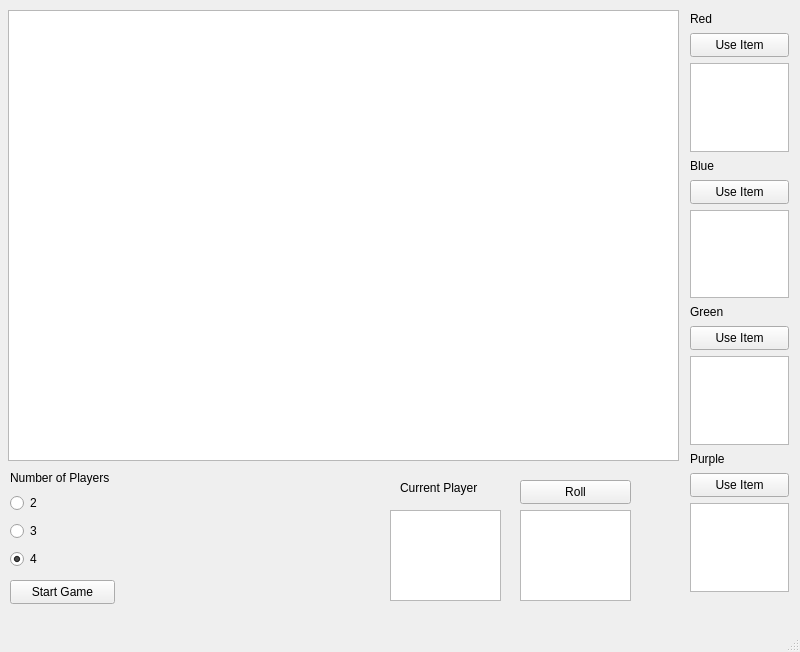
Old version of the form SuperSorry/mainwindow.ui in the repository aagr8868/SupperSorry-Qt.
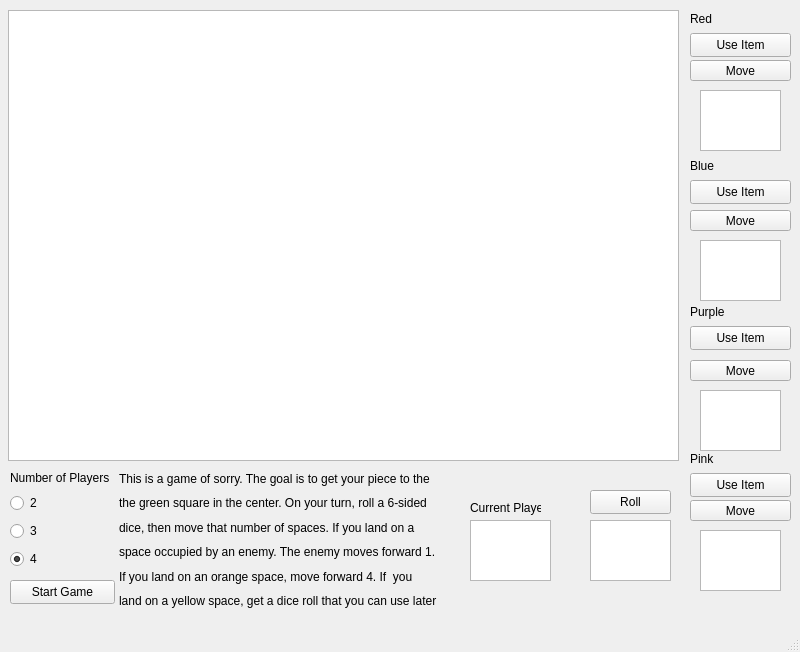
New version of the form.

Patch:
```diff
--- a/SuperSorry/mainwindow.ui
+++ b/SuperSorry/mainwindow.ui
@@ -24,22 +24,12 @@
      </rect>
     </property>
    </widget>
-   <widget class="QGraphicsView" name="GreenItem">
-    <property name="geometry">
-     <rect>
-      <x>690</x>
-      <y>356</y>
-      <width>99</width>
-      <height>89</height>
-     </rect>
-    </property>
-   </widget>
    <widget class="QPushButton" name="RedButton">
     <property name="geometry">
      <rect>
       <x>690</x>
       <y>33</y>
-      <width>99</width>
+      <width>101</width>
       <height>24</height>
      </rect>
     </property>
@@ -65,7 +55,7 @@
      <rect>
       <x>690</x>
       <y>180</y>
-      <width>99</width>
+      <width>101</width>
       <height>24</height>
      </rect>
     </property>
@@ -78,7 +68,7 @@
      <rect>
       <x>690</x>
       <y>473</y>
-      <width>99</width>
+      <width>101</width>
       <height>24</height>
      </rect>
     </property>
@@ -91,7 +81,7 @@
      <rect>
       <x>690</x>
       <y>326</y>
-      <width>99</width>
+      <width>101</width>
       <height>24</height>
      </rect>
     </property>
@@ -99,16 +89,6 @@
      <string>Use Item</string>
     </property>
    </widget>
-   <widget class="QGraphicsView" name="RedItem">
-    <property name="geometry">
-     <rect>
-      <x>690</x>
-      <y>63</y>
-      <width>99</width>
-      <height>89</height>
-     </rect>
-    </property>
-   </widget>
    <widget class="QLabel" name="BlueLable">
     <property name="geometry">
      <rect>
@@ -122,16 +102,6 @@
      <string>Blue</string>
     </property>
    </widget>
-   <widget class="QGraphicsView" name="PurpleItem">
-    <property name="geometry">
-     <rect>
-      <x>690</x>
-      <y>503</y>
-      <width>99</width>
-      <height>89</height>
-     </rect>
-    </property>
-   </widget>
    <widget class="QLabel" name="PurpleLable">
     <property name="geometry">
      <rect>
@@ -142,7 +112,7 @@
      </rect>
     </property>
     <property name="text">
-     <string>Purple</string>
+     <string>Pink</string>
     </property>
    </widget>
    <widget class="QLabel" name="GreenLable">
@@ -155,17 +125,7 @@
      </rect>
     </property>
     <property name="text">
-     <string>Green</string>
-    </property>
-   </widget>
-   <widget class="QGraphicsView" name="BlueItem">
-    <property name="geometry">
-     <rect>
-      <x>690</x>
-      <y>210</y>
-      <width>99</width>
-      <height>88</height>
-     </rect>
+     <string>Purple</string>
     </property>
    </widget>
    <widget class="QRadioButton" name="radioButton_2">
@@ -181,32 +141,22 @@
      <string>2</string>
     </property>
    </widget>
-   <widget class="QGraphicsView" name="ActivePlayerBox">
-    <property name="geometry">
-     <rect>
-      <x>520</x>
-      <y>510</y>
-      <width>111</width>
-      <height>91</height>
-     </rect>
-    </property>
-   </widget>
    <widget class="QTextBrowser" name="RollDisplay">
     <property name="geometry">
      <rect>
-      <x>390</x>
-      <y>510</y>
-      <width>111</width>
-      <height>91</height>
+      <x>590</x>
+      <y>520</y>
+      <width>81</width>
+      <height>61</height>
      </rect>
     </property>
    </widget>
    <widget class="QLabel" name="label_2">
     <property name="geometry">
      <rect>
-      <x>400</x>
-      <y>480</y>
-      <width>91</width>
+      <x>470</x>
+      <y>500</y>
+      <width>71</width>
       <height>16</height>
      </rect>
     </property>
@@ -259,9 +209,9 @@
    <widget class="QPushButton" name="RollButton">
     <property name="geometry">
      <rect>
-      <x>520</x>
-      <y>480</y>
-      <width>111</width>
+      <x>590</x>
+      <y>490</y>
+      <width>81</width>
       <height>24</height>
      </rect>
     </property>
@@ -282,6 +232,162 @@
      <string>Number of Players</string>
     </property>
    </widget>
+   <widget class="QPushButton" name="MoveButton">
+    <property name="geometry">
+     <rect>
+      <x>690</x>
+      <y>60</y>
+      <width>101</width>
+      <height>21</height>
+     </rect>
+    </property>
+    <property name="text">
+     <string>Move</string>
+    </property>
+   </widget>
+   <widget class="QPushButton" name="MoveButton_2">
+    <property name="geometry">
+     <rect>
+      <x>690</x>
+      <y>210</y>
+      <width>101</width>
+      <height>21</height>
+     </rect>
+    </property>
+    <property name="text">
+     <string>Move</string>
+    </property>
+   </widget>
+   <widget class="QPushButton" name="MoveButton_3">
+    <property name="geometry">
+     <rect>
+      <x>690</x>
+      <y>360</y>
+      <width>101</width>
+      <height>21</height>
+     </rect>
+    </property>
+    <property name="text">
+     <string>Move</string>
+    </property>
+   </widget>
+   <widget class="QPushButton" name="MoveButton_4">
+    <property name="geometry">
+     <rect>
+      <x>690</x>
+      <y>500</y>
+      <width>101</width>
+      <height>21</height>
+     </rect>
+    </property>
+    <property name="text">
+     <string>Move</string>
+    </property>
+   </widget>
+   <widget class="QTextBrowser" name="RedItem">
+    <property name="geometry">
+     <rect>
+      <x>700</x>
+      <y>90</y>
+      <width>81</width>
+      <height>61</height>
+     </rect>
+    </property>
+   </widget>
+   <widget class="QTextBrowser" name="BlueItem">
+    <property name="geometry">
+     <rect>
+      <x>700</x>
+      <y>240</y>
+      <width>81</width>
+      <height>61</height>
+     </rect>
+    </property>
+   </widget>
+   <widget class="QTextBrowser" name="PurpleItem">
+    <property name="geometry">
+     <rect>
+      <x>700</x>
+      <y>390</y>
+      <width>81</width>
+      <height>61</height>
+     </rect>
+    </property>
+   </widget>
+   <widget class="QTextBrowser" name="PinkItem">
+    <property name="geometry">
+     <rect>
+      <x>700</x>
+      <y>530</y>
+      <width>81</width>
+      <height>61</height>
+     </rect>
+    </property>
+   </widget>
+   <widget class="QTextBrowser" name="CurrentPlayer">
+    <property name="geometry">
+     <rect>
+      <x>470</x>
+      <y>520</y>
+      <width>81</width>
+      <height>61</height>
+     </rect>
+    </property>
+   </widget>
+   <widget class="QWidget" name="verticalLayoutWidget">
+    <property name="geometry">
+     <rect>
+      <x>119</x>
+      <y>469</y>
+      <width>321</width>
+      <height>141</height>
+     </rect>
+    </property>
+    <layout class="QVBoxLayout" name="verticalLayout">
+     <item>
+      <widget class="QLabel" name="label_3">
+       <property name="text">
+        <string>This is a game of sorry. The goal is to get your piece to the</string>
+       </property>
+      </widget>
+     </item>
+     <item>
+      <widget class="QLabel" name="label_4">
+       <property name="text">
+        <string>the green square in the center. On your turn, roll a 6-sided</string>
+       </property>
+      </widget>
+     </item>
+     <item>
+      <widget class="QLabel" name="label_5">
+       <property name="text">
+        <string>dice, then move that number of spaces. If you land on a </string>
+       </property>
+      </widget>
+     </item>
+     <item>
+      <widget class="QLabel" name="label_6">
+       <property name="text">
+        <string>space occupied by an enemy. The enemy moves forward 1.</string>
+       </property>
+      </widget>
+     </item>
+     <item>
+      <widget class="QLabel" name="label_7">
+       <property name="text">
+        <string>If you land on an orange space, move forward 4. If  you</string>
+       </property>
+      </widget>
+     </item>
+     <item>
+      <widget class="QLabel" name="label_8">
+       <property name="text">
+        <string>land on a yellow space, get a dice roll that you can use later</string>
+       </property>
+      </widget>
+     </item>
+    </layout>
+   </widget>
   </widget>
   <widget class="QMenuBar" name="menubar">
    <property name="geometry">
```
Left out of the diff: 752 changed lines with no effect on the pictures.
